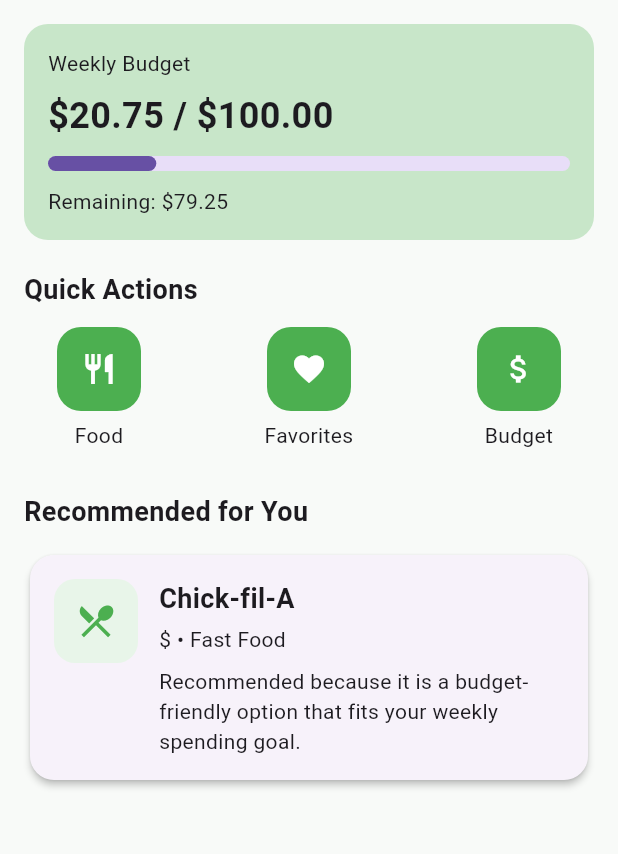
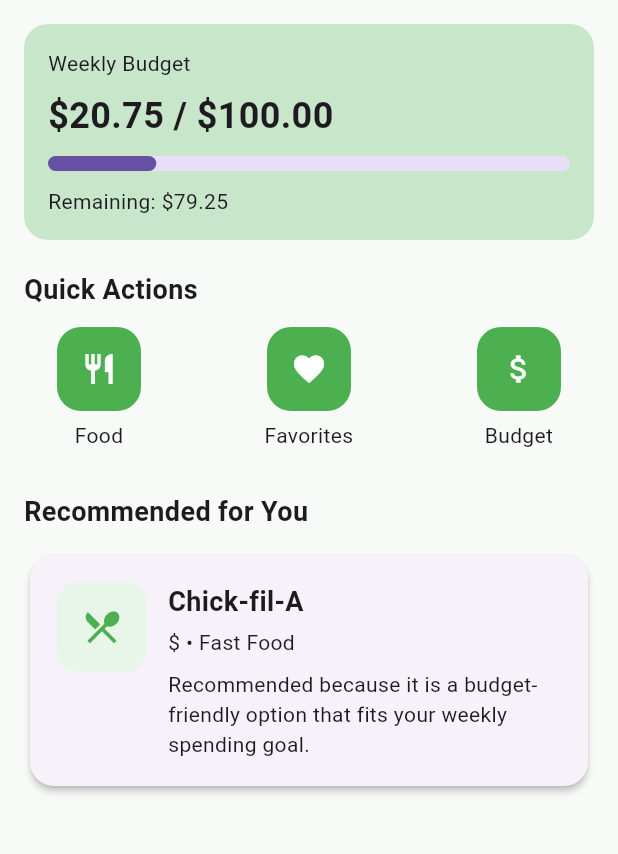
Before and after one commit to vicvu20/CampusBites, a Flutter app: the screen it shows after launch, on a phone screen of 412 x 824 dp, the part 84-938 px from its top. Run offline on Flutter 3.47's test engine with Material 3 defaults, Android fonts, the phone set to English and light mode, and no system bars; our stand-ins replace shared_preferences, sqflite; accounts and stored records are empty.

Commit message:
Adjust recommendation card padding and icon styling

```diff
--- a/lib/main.dart
+++ b/lib/main.dart
@@ -325,13 +325,13 @@ class _HomeDashboardScreenState extends State<HomeDashboardScreen> {
                   )
                 : Card(
                     child: Padding(
-                      padding: const EdgeInsets.all(16),
+                      padding: const EdgeInsets.all(18), // Increased padding for better spacing
                       child: Row(
                         crossAxisAlignment: CrossAxisAlignment.start,
                         children: [
                           // Icon container for recommendation
                           Container(
-                            padding: const EdgeInsets.all(14),
+                            padding: const EdgeInsets.all(16), // Updated Icon
                             decoration: BoxDecoration(
                               color: Colors.green.shade50,
                               borderRadius: BorderRadius.circular(14),
```
